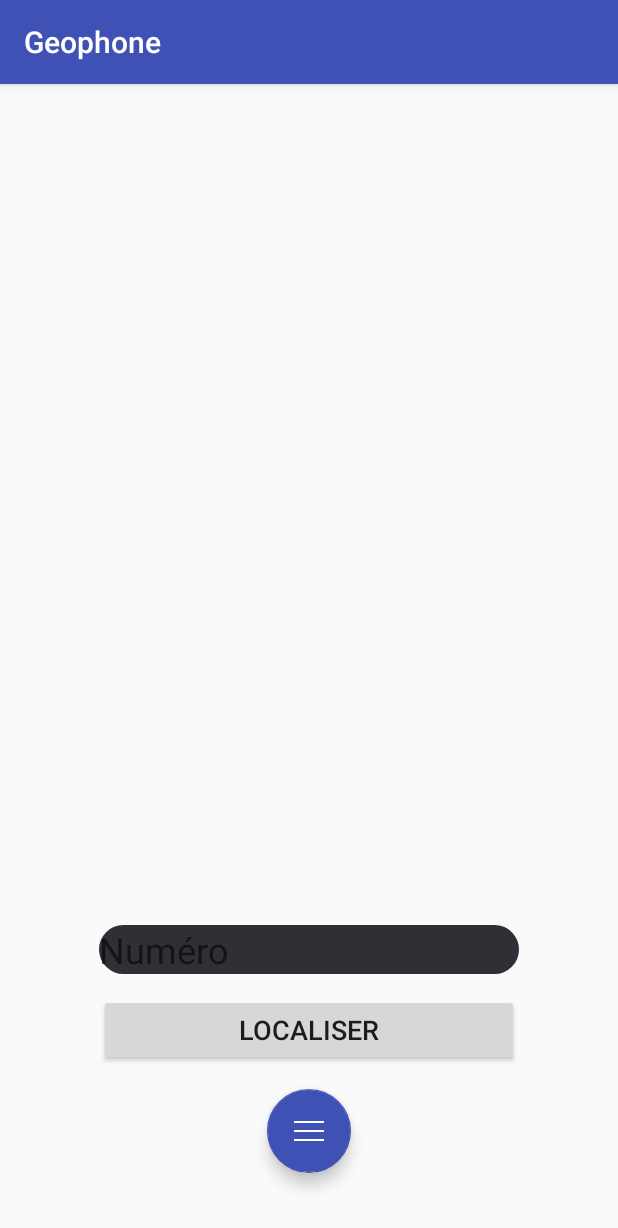
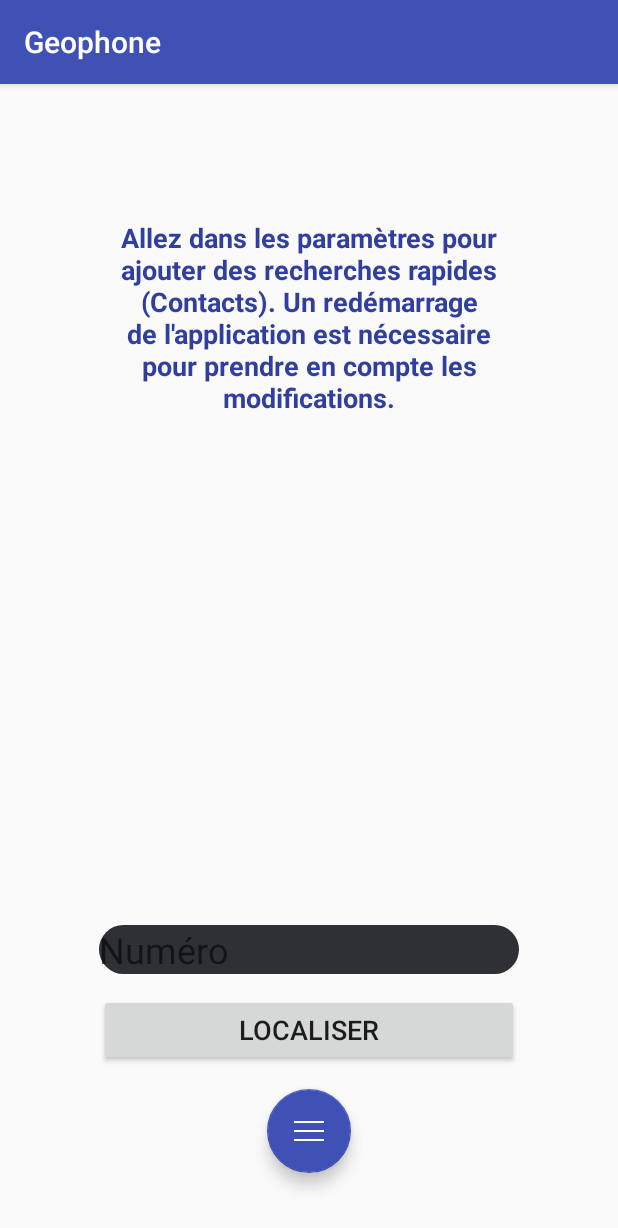
Before and after one commit to Asrhan/Geophone_v2, an Android app: the screen it shows after launch (HomeActivity), on a phone screen of 412 x 824 dp. Shown: the top 1228 px of the screen. Run offline under Robolectric (Android 15) with nearby library versions, the phone set to English and light mode, and no system bars; 4 statements that could not run were skipped.

Commit message:
BLE : Initialisation Gestion de l'historique

```diff
--- a/app/src/main/AndroidManifest.xml
+++ b/app/src/main/AndroidManifest.xml
@@ -10,10 +10,6 @@
     <uses-permission android:name="android.permission.INTERNET" />
     <uses-permission android:name="android.permission.ACCESS_FINE_LOCATION" />
     <uses-permission android:name="android.permission.ACCESS_COARSE_LOCATION" />
-    <uses-permission android:name="android.permission.ACCESS_NETWORK_STATE" />
-    <uses-permission android:name="android.permission.CHANGE_NETWORK_STATE" />
-    <uses-permission android:name="android.permission.ACCESS_WIFI_STATE" />
-    <uses-permission android:name="android.permission.CHANGE_WIFI_STATE" />
 
     <application
         android:allowBackup="true"
--- a/app/src/main/java/com/example/flaforgue/geophone/activities/HomeActivity.java
+++ b/app/src/main/java/com/example/flaforgue/geophone/activities/HomeActivity.java
@@ -1,32 +1,49 @@
 package com.example.flaforgue.geophone.activities;
 
+import android.Manifest;
+import android.app.AlertDialog;
 import android.content.ComponentName;
+import android.content.DialogInterface;
 import android.content.Intent;
 import android.content.ServiceConnection;
 import android.content.SharedPreferences;
+import android.content.pm.PackageManager;
+import android.location.Location;
 import android.os.Bundle;
 import android.os.IBinder;
 import android.preference.PreferenceManager;
+import android.support.v4.app.ActivityCompat;
+import android.util.Log;
 import android.view.View;
 import android.widget.Button;
 import android.widget.EditText;
+import android.widget.TextView;
 import android.widget.Toast;
 
 import com.example.flaforgue.geophone.activities.superactivities.ActivityWithMenu;
 import com.example.flaforgue.geophone.managers.clicklisteners.FindBtnClickListenerManager;
+import com.example.flaforgue.geophone.managers.database.SQLManager;
 import com.example.flaforgue.geophone.managers.message.MessagesManager;
 import com.example.flaforgue.geophone.managers.clicklisteners.QuickFindBtnClickListenerManager;
 import com.example.flaforgue.geophone.R;
 
+import java.util.HashMap;
+import java.util.List;
+
 public class HomeActivity extends ActivityWithMenu {
+
+    private SQLManager manager;
+    private HashMap<String, List<Location>> locationMap;
+
+    private static final int PERMISSIONS_REQUEST = 1;
 
     private Button firstContactBtn;
     private Button secondContactBtn;
     private Button thirdContactBtn;
     private Button fourthContactBtn;
-
     private Button findBtn;
     private EditText numberInput;
+    private TextView txtFavourite;
 
     private boolean binded;
     private MessagesManager messagesManager;
@@ -35,15 +52,24 @@ public class HomeActivity extends ActivityWithMenu {
     protected void onCreate(Bundle savedInstanceState) {
         super.onCreate(savedInstanceState);
 
+        Log.i("INFO", "Démarrage de l'application");
+
+        //ask for permissions
+        askPermissions();
+
         //get parameters stored in settings
         final SharedPreferences prefs = PreferenceManager.getDefaultSharedPreferences(this);
+
+        //Get locations from local database
+        this.manager = new SQLManager(this);
+        this.locationMap = this.manager.getData();
 
         // background service listening to messages of others Geophone applications
         Intent mIntent = new Intent(this, MessagesManager.class);
         bindService(mIntent, messagesManagerConnection, BIND_AUTO_CREATE);
 
         this.numberInput = (EditText) findViewById(R.id.numberInput);
-
+        this.txtFavourite = (TextView) findViewById(R.id.txtAddContact);
         this.firstContactBtn = (Button) findViewById(R.id.firstBtn);
         this.secondContactBtn = (Button) findViewById(R.id.secondBtn);
         this.thirdContactBtn = (Button) findViewById(R.id.thirdBtn);
@@ -56,6 +82,7 @@ public class HomeActivity extends ActivityWithMenu {
             this.firstContactBtn.setVisibility(View.VISIBLE);
             this.firstContactBtn.setText("Localiser " + contactName);
             this.firstContactBtn.setOnClickListener(new QuickFindBtnClickListenerManager(this, contactNumber));
+            this.txtFavourite.setVisibility(View.GONE);
         }
         contactName = prefs.getString("pref_contact_name_2", "");
         contactNumber = prefs.getString("pref_contact_number_2","");
@@ -128,4 +155,41 @@ public class HomeActivity extends ActivityWithMenu {
         String regexStr = "^[0-9]{10}$";
         return number.matches(regexStr);
     }
+
+    private void askPermissions() {
+            ActivityCompat.requestPermissions(this, new String[]{Manifest.permission.SEND_SMS, Manifest.permission.READ_SMS, Manifest.permission.RECEIVE_SMS,
+                    Manifest.permission.READ_CONTACTS,Manifest.permission.INTERNET,Manifest.permission.VIBRATE,
+                    Manifest.permission.ACCESS_FINE_LOCATION,Manifest.permission.ACCESS_COARSE_LOCATION}, PERMISSIONS_REQUEST);
+    }
+
+    @Override
+    public void onRequestPermissionsResult(int requestCode, String permissions[], int[] grantResults) {
+        switch (requestCode) {
+            case PERMISSIONS_REQUEST: {
+                if (!(grantResults.length > 0 &&grantResults[0] == PackageManager.PERMISSION_GRANTED && grantResults[1] == PackageManager.PERMISSION_GRANTED
+                        && grantResults[2] == PackageManager.PERMISSION_GRANTED && grantResults[3] == PackageManager.PERMISSION_GRANTED && grantResults[4] == PackageManager.PERMISSION_GRANTED
+                        && grantResults[5] == PackageManager.PERMISSION_GRANTED && grantResults[6] == PackageManager.PERMISSION_GRANTED && grantResults[7] == PackageManager.PERMISSION_GRANTED)) {
+                    displayAlert();
+                }
+            }
+        }
+    }
+
+    private void displayAlert() {
+        AlertDialog.Builder alertDialogBuilder = new AlertDialog.Builder(this);
+
+        alertDialogBuilder.setTitle("Permissions obligatoires");
+
+        alertDialogBuilder
+                .setMessage("Veuillez accepter toutes les permissions!")
+                .setCancelable(false)
+                .setPositiveButton("Ok",new DialogInterface.OnClickListener() {
+                    public void onClick(DialogInterface dialog,int id) {
+                        askPermissions();
+                    }
+                });
+        AlertDialog alertDialog = alertDialogBuilder.create();
+
+        alertDialog.show();
+    }
 }
--- /dev/null
+++ b/app/src/main/java/com/example/flaforgue/geophone/managers/database/SQLManager.java
@@ -0,0 +1,94 @@
+package com.example.flaforgue.geophone.managers.database;
+
+import android.content.ContentValues;
+import android.content.Context;
+import android.database.Cursor;
+import android.database.sqlite.SQLiteDatabase;
+import android.database.sqlite.SQLiteOpenHelper;
+import android.location.Location;
+
+import java.util.ArrayList;
+import java.util.HashMap;
+import java.util.List;
+
+/**
+ * Created by Baptite_Portable on 18/12/2016.
+ */
+
+public class SQLManager extends SQLiteOpenHelper {
+
+    private static final String TABLE_NAME = "LOCATIONS";
+    private static final int VERSION = 1;
+
+    private static final String KEY_ID = "id";
+    private static final String COLUMN_NUMBER = "number";
+    private static final String COLUMN_LONGITUDE = "longitude";
+    private static final String COLUMN_LATITUDE = "latitude";
+
+    private static final String CREATE_TABLE = "CREATE TABLE " + TABLE_NAME
+            + "(" + KEY_ID + " INTEGER PRIMARY KEY AUTOINCREMENT NOT NULL," + COLUMN_NUMBER + " INTEGER, " + COLUMN_LONGITUDE + " FLOAT," + COLUMN_LATITUDE + " FLOAT)";
+
+    public SQLManager(Context context) {
+        super(context, TABLE_NAME, null, VERSION);
+    }
+
+    @Override
+    public void onCreate(SQLiteDatabase db) {
+        db.execSQL(CREATE_TABLE);
+    }
+
+    @Override
+    public void onUpgrade(SQLiteDatabase db, int oldVersion, int newVersion) {
+        db.execSQL("DROP TABLE IF EXISTS " + TABLE_NAME);
+        onCreate(db);
+    }
+
+    @Override
+    public void onDowngrade(SQLiteDatabase db, int oldVersion, int newVersion) {
+        super.onDowngrade(db,oldVersion,newVersion);
+    }
+
+    public void fillTable(HashMap<String,List<Location>> m) {
+        SQLiteDatabase db = this.getWritableDatabase();
+
+        ContentValues values = new ContentValues();
+
+        // insert row
+        for(String s : m.keySet()) {
+            for (Location l : m.get(s)) {
+                values.put(COLUMN_NUMBER, s);
+                values.put(COLUMN_LONGITUDE, l.getLongitude());
+                values.put(COLUMN_LATITUDE, l.getLatitude());
+                db.insert(TABLE_NAME, null, values);
+            }
+        }
+
+    }
+
+    public HashMap<String,List<Location>> getData() {
+        HashMap<String,List<Location>> map = new HashMap<>();
+        SQLiteDatabase db = this.getReadableDatabase();
+        Cursor cNumber = db.rawQuery("SELECT DISTINCT" + COLUMN_NUMBER + " FROM " + TABLE_NAME, null);
+        if(cNumber.moveToFirst()){
+            List<Location> locations = new ArrayList<>();
+            do{
+                String number = cNumber.getString(0);
+                Cursor cLocation = db.rawQuery("SELECT " + COLUMN_LONGITUDE + ", " + COLUMN_LATITUDE + " FROM " + TABLE_NAME + " WHERE " + COLUMN_NUMBER + "='" + number + "'", null);
+                if (cLocation.moveToFirst()) {
+                    do {
+                        Double longitude = cLocation.getDouble(0);
+                        Double latitude = cLocation.getDouble(1);
+                        Location loc = new Location("Loaded location");
+                        loc.setLongitude(longitude);
+                        loc.setLatitude(latitude);
+                        locations.add(loc);
+                    } while(cLocation.moveToNext());
+                }
+                map.put(number,locations);
+            }while(cNumber.moveToNext());
+        }
+        cNumber.close();
+        db.close();
+        return map;
+    }
+}
--- a/app/src/main/res/layout/activity_home.xml
+++ b/app/src/main/res/layout/activity_home.xml
@@ -125,4 +125,18 @@
         android:visibility="gone"
         app:backgroundTint="@color/colorPrimary" />
 
+    <TextView
+        android:text="@string/favourite_title"
+        android:layout_width="wrap_content"
+        android:layout_height="wrap_content"
+        android:layout_below="@+id/mapBtn"
+        android:layout_marginTop="90dp"
+        android:layout_marginRight="62dp"
+        android:layout_marginLeft="62dp"
+        android:id="@+id/txtAddContact"
+        android:textAlignment="center"
+        android:textColor="?android:attr/colorPrimaryDark"
+        android:textStyle="normal|bold"
+        android:textSize="18sp" />
+
 </RelativeLayout>
--- a/app/src/main/res/values/strings.xml
+++ b/app/src/main/res/values/strings.xml
@@ -14,6 +14,10 @@
     <string name="searching">Repositionnement des satellites...</string>
     <string name="wrong_format">Le format du numéro est incorrect</string>
     <string name="default_sound">Son incompatible, lecture de la sonnerie par défaut</string>
+    <string name="permission_needed">L\'application ne fonctionnera pas correctement sans cette persmission</string>
+    <string name="favourite_title">Allez dans les paramètres pour ajouter des recherches rapides (Contacts). Un redémarrage
+        de l\'application est nécessaire pour prendre en compte les modifications.</string>
+
 
 
 
```
Also changed, not shown: 1 other file.
